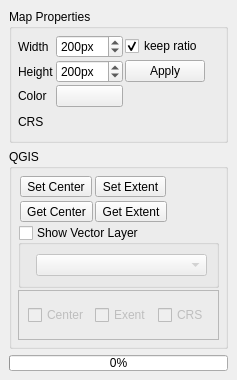
jakimowb/eo-time-series-viewer, file timeseriesviewer/ui/renderingdock.ui: the form before one commit.
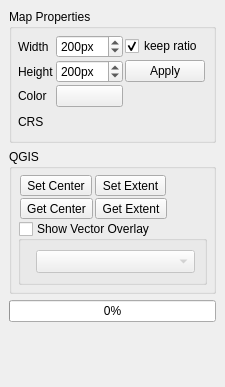
The form after the commit. Custom widgets are drawn as their Qt base class.

Commit message: simplified enableQgisInteraction added sigShowVectorOverlay and sigRemoveVectorOverlay

What changed in the file:
```diff
--- a/timeseriesviewer/ui/renderingdock.ui
+++ b/timeseriesviewer/ui/renderingdock.ui
@@ -7,7 +7,7 @@
     <x>0</x>
     <y>0</y>
     <width>220</width>
-    <height>359</height>
+    <height>387</height>
    </rect>
   </property>
   <property name="windowTitle">
@@ -259,7 +259,7 @@
       <property name="flat">
        <bool>false</bool>
       </property>
-      <layout class="QGridLayout" name="gridLayout_2" rowstretch="1,1,0,0" rowminimumheight="23,23,0,0">
+      <layout class="QGridLayout" name="gridLayout_2" rowstretch="1,0,0">
        <property name="sizeConstraint">
         <enum>QLayout::SetMinimumSize</enum>
        </property>
@@ -269,13 +269,13 @@
        <property name="spacing">
         <number>2</number>
        </property>
-       <item row="1" column="2">
-        <widget class="QToolButton" name="btnGetQGISExtent">
+       <item row="0" column="1">
+        <widget class="QToolButton" name="btnSetQGISCenter">
          <property name="toolTip">
           <string>Take the spatial map extent from QGIS</string>
          </property>
          <property name="text">
-          <string>Get Extent</string>
+          <string>Set Center</string>
          </property>
         </widget>
        </item>
@@ -299,81 +299,6 @@
          </property>
         </widget>
        </item>
-       <item row="3" column="0" colspan="4">
-        <widget class="QFrame" name="frameRTSync">
-         <property name="enabled">
-          <bool>false</bool>
-         </property>
-         <property name="sizePolicy">
-          <sizepolicy hsizetype="Preferred" vsizetype="Minimum">
-           <horstretch>0</horstretch>
-           <verstretch>0</verstretch>
-          </sizepolicy>
-         </property>
-         <property name="minimumSize">
-          <size>
-           <width>0</width>
-           <height>50</height>
-          </size>
-         </property>
-         <property name="frameShape">
-          <enum>QFrame::StyledPanel</enum>
-         </property>
-         <property name="frameShadow">
-          <enum>QFrame::Raised</enum>
-         </property>
-         <layout class="QHBoxLayout" name="horizontalLayout">
-          <item>
-           <widget class="QCheckBox" name="cbSyncQgsMapCenter">
-            <property name="text">
-             <string>Center</string>
-            </property>
-           </widget>
-          </item>
-          <item>
-           <widget class="QCheckBox" name="cbSyncQgsMapExtent">
-            <property name="text">
-             <string>Exent</string>
-            </property>
-           </widget>
-          </item>
-          <item>
-           <widget class="QCheckBox" name="cbSyncQgsCRS">
-            <property name="text">
-             <string>CRS</string>
-            </property>
-           </widget>
-          </item>
-          <item>
-           <spacer name="horizontalSpacer_3">
-            <property name="orientation">
-             <enum>Qt::Horizontal</enum>
-            </property>
-            <property name="sizeHint" stdset="0">
-             <size>
-              <width>40</width>
-              <height>20</height>
-             </size>
-            </property>
-           </spacer>
-          </item>
-         </layout>
-         <zorder>cbSyncQgsMapCenter</zorder>
-         <zorder>cbSyncQgsCRS</zorder>
-         <zorder>cbSyncQgsMapExtent</zorder>
-         <zorder>horizontalSpacer_3</zorder>
-        </widget>
-       </item>
-       <item row="0" column="1">
-        <widget class="QToolButton" name="btnSetQGISCenter">
-         <property name="toolTip">
-          <string>Set QGIS Map to the same map center</string>
-         </property>
-         <property name="text">
-          <string>Set Center</string>
-         </property>
-        </widget>
-       </item>
        <item row="0" column="3">
         <spacer name="horizontalSpacer">
          <property name="orientation">
@@ -387,10 +312,20 @@
          </property>
         </spacer>
        </item>
+       <item row="1" column="2">
+        <widget class="QToolButton" name="btnGetQGISExtent">
+         <property name="toolTip">
+          <string>Take the spatial map extent from QGIS</string>
+         </property>
+         <property name="text">
+          <string>Get Extent</string>
+         </property>
+        </widget>
+       </item>
        <item row="2" column="0" colspan="4">
         <widget class="QgsCollapsibleGroupBox" name="gbQgsVectorLayer">
          <property name="title">
-          <string>Show Vector Layer</string>
+          <string>Show Vector Overlay</string>
          </property>
          <property name="checkable">
           <bool>true</bool>
@@ -411,7 +346,7 @@
           <item row="0" column="1">
            <widget class="QgsMapLayerComboBox" name="cbQgsVectorLayer">
             <property name="enabled">
-             <bool>false</bool>
+             <bool>true</bool>
             </property>
             <property name="sizePolicy">
              <sizepolicy hsizetype="Preferred" vsizetype="Preferred">
@@ -419,6 +354,12 @@
               <verstretch>0</verstretch>
              </sizepolicy>
             </property>
+            <property name="minimumSize">
+             <size>
+              <width>0</width>
+              <height>23</height>
+             </size>
+            </property>
            </widget>
           </item>
          </layout>
```
Left out of the diff: 4 changed lines with no effect on the pictures. The commit also changes 3 other files.
